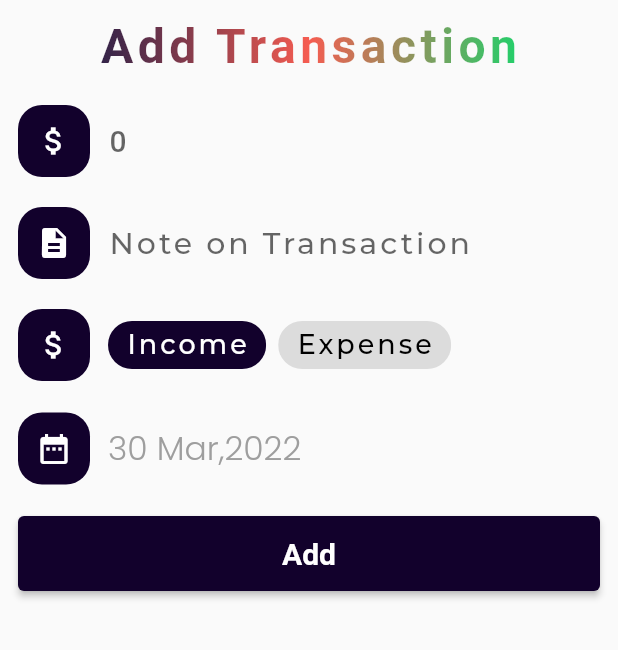
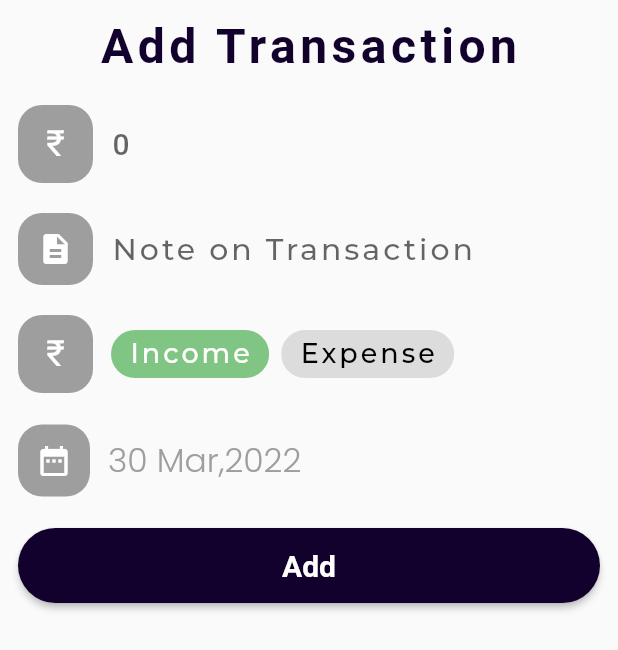
Before and after one commit to AD17YAKR/expense_tracker, a Flutter app: the AddTransaction screen opened directly, on a phone screen of 412 x 824 dp. Shown: the top 650 px of the screen. Run offline on Flutter 3.47's test engine with Material 2 defaults, Android fonts, the phone set to English and light mode, and no system bars; our stand-ins replace fl_chart, get, google_fonts, hexcolor, hive, hive_flutter and 3 more; accounts and stored records are empty; Roboto replaces fonts that are missing (Italiana, Mate).

Commit message:
Added App Icon and UI changes.

```diff
--- a/lib/main.dart
+++ b/lib/main.dart
@@ -8,6 +8,7 @@ import 'package:flutter/material.dart';
 import 'package:hive_flutter/hive_flutter.dart';
 
 void main() async {
+  WidgetsFlutterBinding.ensureInitialized();
   await Hive.initFlutter();
   await Hive.openBox('money');
   runApp(MyApp());
--- a/lib/screens/add_transaction.dart
+++ b/lib/screens/add_transaction.dart
@@ -1,16 +1,15 @@
-// ignore_for_file: unused_import, unused_local_variable, prefer_const_constructors, prefer_const_literals_to_create_immutables
+// ignore_for_file: unused_import, unused_local_variable, prefer__ructors, prefer__literals_to_create_immutables, prefer_const_constructors
 
 import 'package:expense_tracker/controllers/dbhelper.dart';
 import 'package:expense_tracker/utils/gradientText.dart';
 import 'package:expense_tracker/utils/theme.dart';
-import 'package:flutter/cupertino.dart';
 import 'package:flutter/material.dart';
 import 'package:flutter/services.dart';
 import 'package:get/get.dart';
 import 'package:google_fonts/google_fonts.dart';
 
 class AddTransaction extends StatefulWidget {
-  const AddTransaction({Key? key}) : super(key: key);
+  AddTransaction({Key? key}) : super(key: key);
 
   @override
   _AddTransaction createState() => _AddTransaction();
@@ -63,14 +62,15 @@ class _AddTransaction extends State<AddTransaction> {
         ),
         children: [
           Center(
-            child: GradientText(
+            child: Text(
               "Add Transaction",
               style: GoogleFonts.italiana(
                 fontSize: 32.0,
                 fontWeight: FontWeight.w600,
                 letterSpacing: 3,
+                color: primaryColor,
               ),
-              gradient: textGrad2,
+              // gradient: textGrad2,
             ),
           ),
           //
@@ -81,8 +81,9 @@ class _AddTransaction extends State<AddTransaction> {
           Row(
             children: [
               Container(
+                  width: 50,
                   decoration: BoxDecoration(
-                  color: primaryColor,
+                    color: Colors.grey,
                     borderRadius: BorderRadius.circular(
                       16.0,
                     ),
@@ -90,13 +91,12 @@ class _AddTransaction extends State<AddTransaction> {
                   padding: EdgeInsets.all(
                     12.0,
                   ),
-                child: Icon(
-                  Icons.attach_money,
-                  size: 24.0,
-                  // color: Colors.grey[700],
-                  color: Colors.white,
+                  child: Center(
+                    child: Text(
+                      "₹",
+                      style: TextStyle(color: Colors.white, fontSize: 24.0),
                     ),
-              ),
+                  )),
               SizedBox(
                 width: 12.0,
               ),
@@ -135,8 +135,9 @@ class _AddTransaction extends State<AddTransaction> {
           Row(
             children: [
               Container(
+                width: 50,
                 decoration: BoxDecoration(
-                  color: primaryColor,
+                  color: Colors.grey,
                   borderRadius: BorderRadius.circular(
                     16.0,
                   ),
@@ -179,8 +180,9 @@ class _AddTransaction extends State<AddTransaction> {
           Row(
             children: [
               Container(
+                  width: 50,
                   decoration: BoxDecoration(
-                  color: primaryColor,
+                    color: Colors.grey,
                     borderRadius: BorderRadius.circular(
                       16.0,
                     ),
@@ -188,13 +190,12 @@ class _AddTransaction extends State<AddTransaction> {
                   padding: EdgeInsets.all(
                     12.0,
                   ),
-                child: Icon(
-                  Icons.attach_money,
-                  size: 24.0,
-                  // color: Colors.grey[700],
-                  color: Colors.white,
+                  child: Center(
+                    child: Text(
+                      "₹",
+                      style: TextStyle(color: Colors.white, fontSize: 24.0),
                     ),
-              ),
+                  )),
               SizedBox(
                 width: 12.0,
               ),
@@ -208,7 +209,7 @@ class _AddTransaction extends State<AddTransaction> {
                     color: type == "Income" ? Colors.white : Colors.black,
                   ),
                 ),
-                selectedColor: primaryColor,
+                selectedColor: Colors.green.withOpacity(.7),
                 onSelected: (val) {
                   if (val) {
                     setState(() {
@@ -234,7 +235,7 @@ class _AddTransaction extends State<AddTransaction> {
                     color: type == "Expense" ? Colors.white : Colors.black,
                   ),
                 ),
-                selectedColor: primaryColor,
+                selectedColor: Colors.red.withOpacity(.7),
                 onSelected: (val) {
                   if (val) {
                     setState(() {
@@ -273,7 +274,7 @@ class _AddTransaction extends State<AddTransaction> {
                 children: [
                   Container(
                     decoration: BoxDecoration(
-                      color: primaryColor,
+                      color: Colors.grey,
                       borderRadius: BorderRadius.circular(
                         16.0,
                       ),
@@ -343,8 +344,7 @@ class _AddTransaction extends State<AddTransaction> {
                 }
               },
               style: ElevatedButton.styleFrom(
-                primary: primaryColor,
-              ),
+                  primary: primaryColor, shape: StadiumBorder()),
               child: Text(
                 "Add",
                 style: GoogleFonts.eagleLake(
--- a/lib/screens/addname.dart
+++ b/lib/screens/addname.dart
@@ -10,7 +10,7 @@ import 'package:google_fonts/google_fonts.dart';
 import 'navbar.dart';
 
 class AddNameScreen extends StatefulWidget {
-  const AddNameScreen({Key? key}) : super(key: key);
+   AddNameScreen({Key? key}) : super(key: key);
 
   @override
   _AddNameScreenState createState() => _AddNameScreenState();
@@ -59,11 +59,11 @@ class _AddNameScreenState extends State<AddNameScreen> {
               letterSpacing: 2,
             ),
           ),
-          const SizedBox(
+           SizedBox(
             height: 12,
           ),
           Padding(
-            padding: const EdgeInsets.all(8.0),
+            padding:  EdgeInsets.all(8.0),
             child: Container(
               decoration: BoxDecoration(
                   borderRadius: BorderRadius.circular(12),
--- a/lib/utils/theme.dart
+++ b/lib/utils/theme.dart
@@ -4,7 +4,7 @@ import 'package:flutter/material.dart';
 import 'package:google_fonts/google_fonts.dart';
 import 'package:hexcolor/hexcolor.dart';
 
-Color primaryColor = HexColor("#12012C");
+Color primaryColor = Color(0xff12012C);
 Color secondaryColor = const Color(0x2A003819);
 Color bgColor = const Color(0xFF1A1A1A);
 Color bgColor2 = const Color(0xFF252525);
```
Also changed, not shown: lib/screens/chartPage.dart (+6 -6 lines), lib/screens/expensePage.dart (+11 -11 lines), lib/screens/homepage.dart (+6 -6 lines), lib/screens/incomePage.dart (+12 -11 lines), lib/screens/settings.dart (+16 -16 lines), lib/screens/splash.dart (+4 -4 lines), lib/utils/widgets.dart (+20 -20 lines), pubspec.lock, 10 other files. Lines whose indentation alone changed are shown as unchanged.
